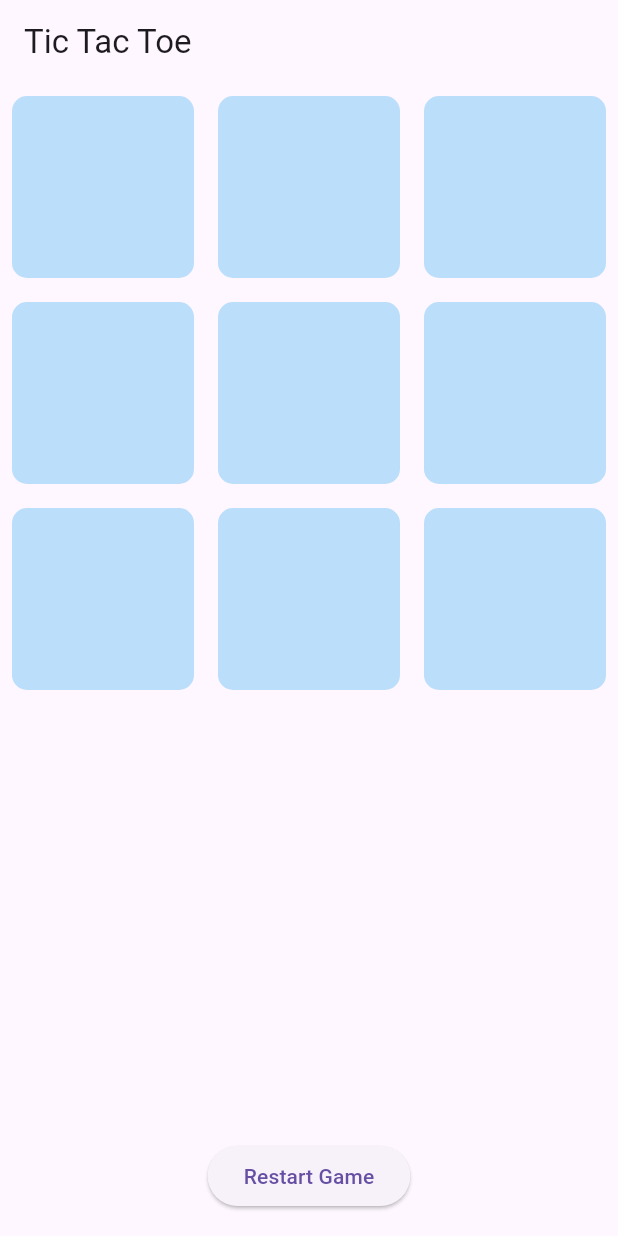
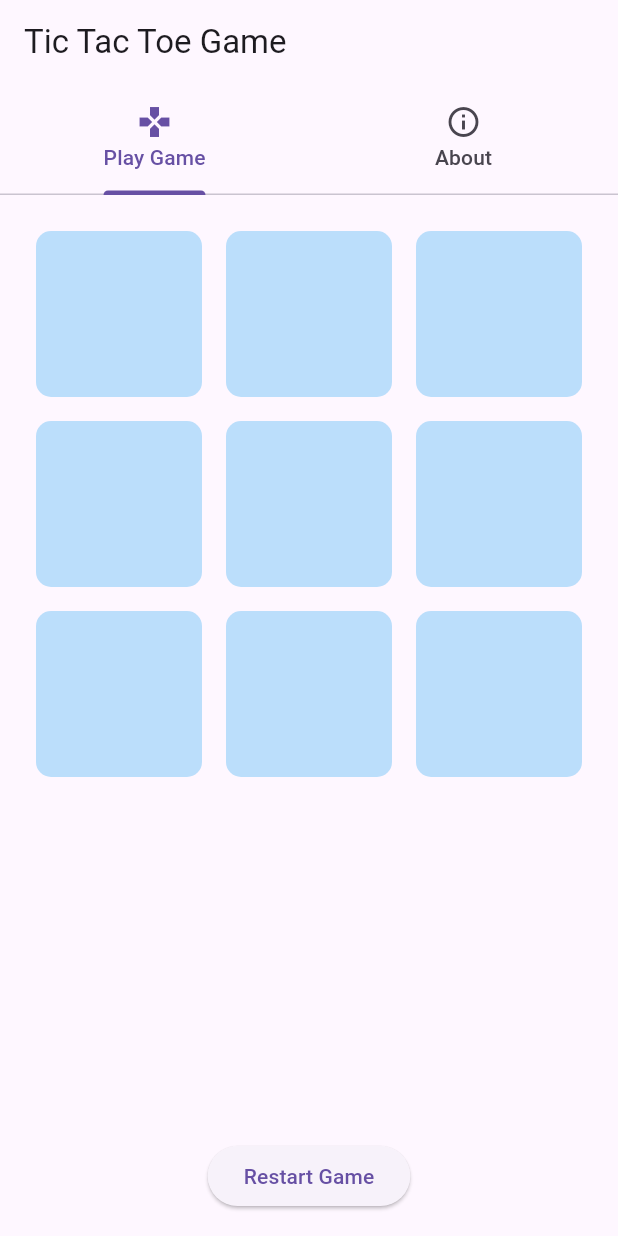
Before and after one commit to rajhanspatel/tic-tac-toe, a Flutter app: the screen it shows after launch, on a phone screen of 412 x 824 dp. Run offline on Flutter 3.47's test engine with Material 3 defaults, Android fonts, the phone set to English and light mode, and no system bars.

Commit message:
web site

```diff
--- a/lib/main.dart
+++ b/lib/main.dart
@@ -11,11 +11,43 @@ class TicTacToeApp extends StatelessWidget {
   Widget build(BuildContext context) {
     return MaterialApp(
       debugShowCheckedModeBanner: false,
-      title: 'Tic Tac Toe',
+      title: 'Tic Tac Toe - Play Free Game Online',
       theme: ThemeData(
         primarySwatch: Colors.blue,
       ),
-      home: const TicTacToeScreen(),
+      home: const MainHomeScreen(),
+    );
+  }
+}
+
+class MainHomeScreen extends StatelessWidget {
+  const MainHomeScreen({super.key});
+
+  @override
+  Widget build(BuildContext context) {
+    return DefaultTabController(
+      length: 2,
+      child: Scaffold(
+        appBar: AppBar(
+          title: Row(
+            children: [
+              const Text('Tic Tac Toe Game'),
+            ],
+          ),
+          bottom: const TabBar(
+            tabs: [
+              Tab(icon: Icon(Icons.gamepad), text: 'Play Game'),
+              Tab(icon: Icon(Icons.info_outline), text: 'About'),
+            ],
+          ),
+        ),
+        body: const TabBarView(
+          children: [
+            TicTacToeScreen(),
+            InfoScreen(),
+          ],
+        ),
+      ),
     );
   }
 }
@@ -82,13 +114,12 @@ class _TicTacToeScreenState extends State<TicTacToeScreen> {
 
   @override
   Widget build(BuildContext context) {
-    return Scaffold(
-      appBar: AppBar(title: const Text('Tic Tac Toe')),
-      body: Column(
+    return Column(
       mainAxisAlignment: MainAxisAlignment.center,
       children: [
         Expanded(
           child: GridView.builder(
+            padding: const EdgeInsets.all(16.0),
             gridDelegate: const SliverGridDelegateWithFixedCrossAxisCount(
               crossAxisCount: 3,
             ),
@@ -133,7 +164,49 @@ class _TicTacToeScreenState extends State<TicTacToeScreen> {
         ),
         const SizedBox(height: 16.0),
       ],
-      ),
     );
   }
 }
+
+class InfoScreen extends StatelessWidget {
+  const InfoScreen({super.key});
+
+  @override
+  Widget build(BuildContext context) {
+    return ListView(
+      padding: const EdgeInsets.all(16.0),
+      children: const [
+        Text(
+          'About Tic Tac Toe',
+          style: TextStyle(fontSize: 22, fontWeight: FontWeight.bold),
+        ),
+        SizedBox(height: 10),
+        Text(
+          'Play free Tic Tac Toe game online. Simple, fast and fun! No login needed. Works on all devices.',
+        ),
+        SizedBox(height: 20),
+        Text(
+          'Privacy Policy',
+          style: TextStyle(fontSize: 20, fontWeight: FontWeight.bold),
+        ),
+        Text(
+          'We do not collect any personal data. We use cookies to enhance your experience. By playing this game, you agree to our use of cookies.',
+        ),
+        SizedBox(height: 20),
+        Text(
+          'Contact Us',
+          style: TextStyle(fontSize: 20, fontWeight: FontWeight.bold),
+        ),
+        Text('Email us at: rajhansmarakana11@gmail.com'),
+        SizedBox(height: 20),
+        Text(
+          'Terms and Conditions',
+          style: TextStyle(fontSize: 20, fontWeight: FontWeight.bold),
+        ),
+        Text(
+          'This game is provided as-is. By playing, you agree not to misuse the game or copy the source without permission.',
+        ),
+      ],
+    );
+  }
+}
```
Lines whose indentation alone changed are shown as unchanged.
